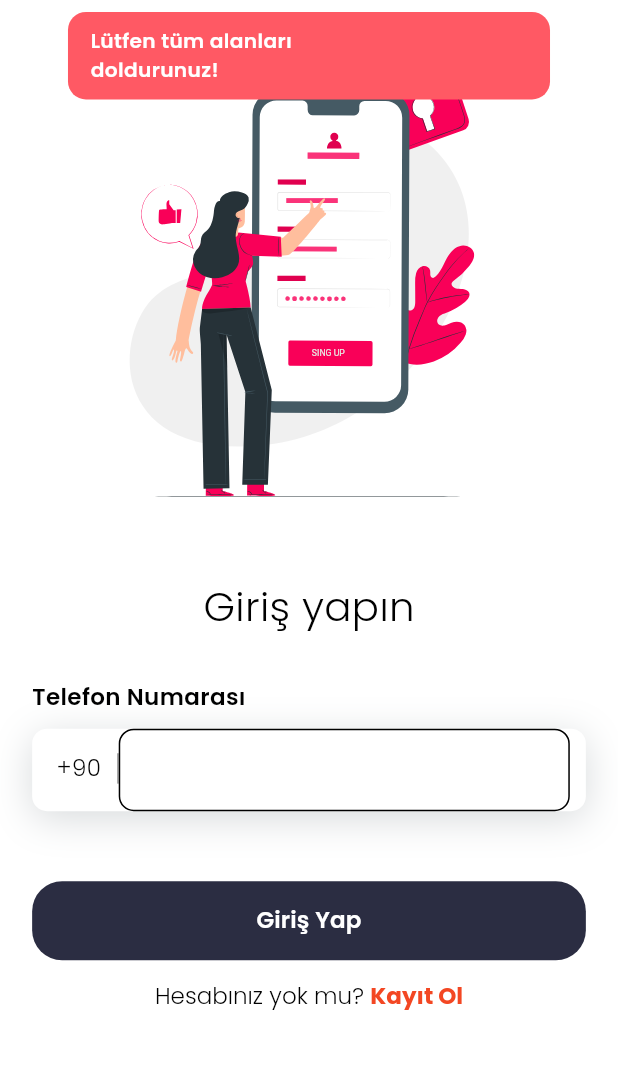
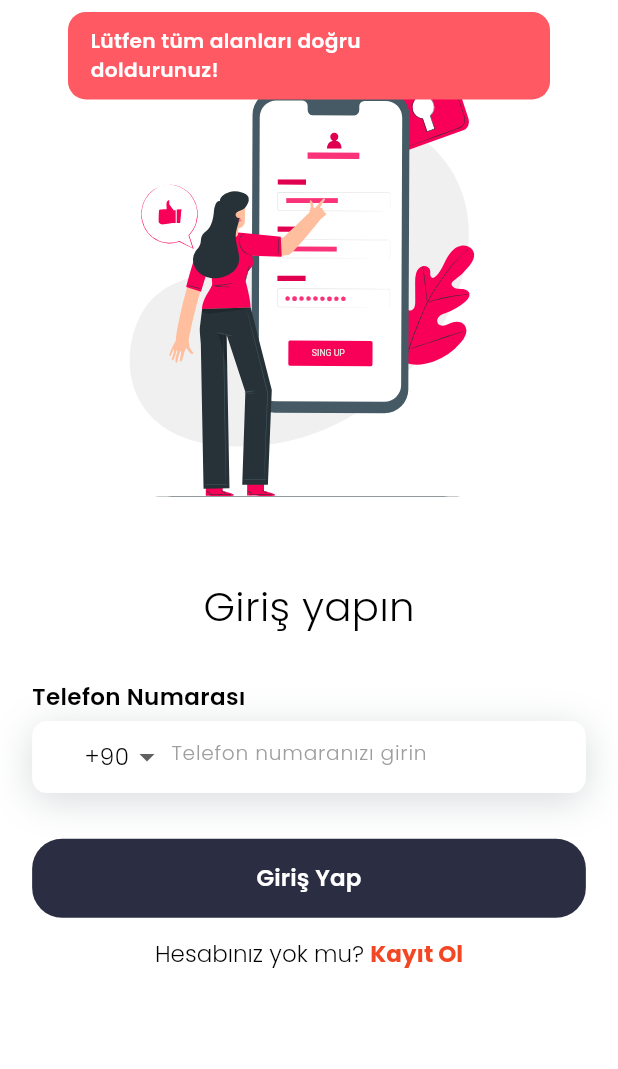
Before and after one commit to hangelapp/Hangel-App, a Flutter app: the screen it shows after launch, after a tap on "Giriş Yap", on a phone screen of 412 x 824 dp, the part 84-1153 px from its top. Run offline on Flutter 3.47's test engine with Material 3 defaults, Android fonts, the light colour scheme and no system bars; drawn by our look-alikes of intl_phone_number_input; our stand-ins replace cached_network_image, cloud_firestore, dio, file_picker, firebase_auth, firebase_core and 12 more; missing offline and left inert: app_tracking_transparency, firebase_pagination, iban, mailer; accounts and stored records are empty.

Commit message:
[FIX] brand statistic fixed and textfield borders fixed and international phone changed

```diff
--- a/hangel/lib/constants/app_theme.dart
+++ b/hangel/lib/constants/app_theme.dart
@@ -78,45 +78,15 @@ class AppTheme {
         hintText: hintText,
         fillColor: lightBlue.withOpacity(0.2),
         filled: true,
-        border: OutlineInputBorder(
-          borderRadius: BorderRadius.circular(10),
-          // borderSide: BorderSide(
-          //   color: darkBlue.withOpacity(0.3),
-          // ),
-        ),
-        focusedBorder: OutlineInputBorder(
-          borderRadius: BorderRadius.circular(10),
-          // borderSide: const BorderSide(
-          //   color: lightBlue,
-          // ),
-        ),
-        enabledBorder: OutlineInputBorder(
-          borderRadius: BorderRadius.circular(10),
-          // borderSide: BorderSide(
-          //   color: darkBlue.withOpacity(0.3),
-          // ),
-        ),
+        border: InputBorder.none,
+        focusedBorder: InputBorder.none,
+        enabledBorder: InputBorder.none
       );
 
   static InputDecoration noneBorderInputDecoration({String? hintText}) => InputDecoration(
         hintText: hintText,
-        border: OutlineInputBorder(
-          borderRadius: BorderRadius.circular(10),
-          // borderSide: const BorderSide(
-          //   color: Colors.transparent,
-          // ),
-        ),
-        focusedBorder: OutlineInputBorder(
-          borderRadius: BorderRadius.circular(10),
-          // borderSide: const BorderSide(
-          //   color: Colors.transparent,
-          // ),
-        ),
-        enabledBorder: OutlineInputBorder(
-          borderRadius: BorderRadius.circular(10),
-          // borderSide: const BorderSide(
-          //   color: Colors.transparent,
-          // ),
-        ),
+        border: InputBorder.none,
+        focusedBorder: InputBorder.none,
+        enabledBorder: InputBorder.none,
       );
 }
--- a/hangel/lib/views/auth/register_page.dart
+++ b/hangel/lib/views/auth/register_page.dart
@@ -3,7 +3,6 @@ import 'dart:async';
 import 'package:flutter/foundation.dart';
 import 'package:flutter/material.dart';
 import 'package:flutter/scheduler.dart';
-import 'package:flutter/services.dart';
 import 'package:flutter_svg/flutter_svg.dart';
 import 'package:hangel/helpers/hive_helpers.dart';
 import 'package:hangel/models/general_response_model.dart';
@@ -12,6 +11,7 @@ import 'package:hangel/views/app_view.dart';
 import 'package:hangel/views/home_page.dart';
 import 'package:hangel/views/select_favorite_stk_page.dart';
 import 'package:hangel/views/vounteer_form.dart';
+import 'package:intl_phone_number_input/intl_phone_number_input.dart';
 import 'package:mask_text_input_formatter/mask_text_input_formatter.dart';
 import 'package:pinput/pinput.dart';
 import 'package:provider/provider.dart';
@@ -35,6 +35,8 @@ class RegisterPage extends StatefulWidget {
 class _RegisterPageState extends State<RegisterPage> {
   final _maskFormatter = MaskTextInputFormatter(
       mask: '(###) ### ## ##', filter: {"#": RegExp(r'[0-9]')}, type: MaskAutoCompletionType.lazy);
+  PhoneNumber _phoneNumber = PhoneNumber(isoCode: 'TR');
+  bool _isValidNumber = false;
 
   final TextEditingController _nameController = TextEditingController();
   final TextEditingController _phoneController = TextEditingController();
@@ -50,6 +52,7 @@ class _RegisterPageState extends State<RegisterPage> {
   @override
   void initState() {
     SchedulerBinding.instance.addPostFrameCallback((timeStamp) {
+      _phoneController.addListener(_formatPhoneNumber);
       _timer = Timer.periodic(const Duration(seconds: 1), (timer) {
         if (resendSecond > 0) {
           setState(() {
@@ -130,54 +133,83 @@ class _RegisterPageState extends State<RegisterPage> {
               title: "Ad Soyad",
               ontap: () {},
             ),
-          FormFieldWidget(
-            context,
-            inputFormatters: <TextInputFormatter>[
-              FilteringTextInputFormatter.digitsOnly,
-              _maskFormatter,
-            ],
-            keyboardType: TextInputType.phone,
-            controller: _phoneController,
-            leading: Row(
+          // Uluslararası telefon numarası girişi
+          Column(
+            crossAxisAlignment: CrossAxisAlignment.start,
             children: [
-                SizedBox(
-                  width: deviceWidthSize(context, 5),
+              Text(
+                "Telefon Numarası",
+                style: AppTheme.semiBoldTextStyle(context, 16),
               ),
-                Text(
-                  "+90",
-                  style: AppTheme.lightTextStyle(context, 16),
+              SizedBox(height: deviceHeightSize(context, 5)),
+              Container(
+                padding: EdgeInsets.symmetric(
+                  horizontal: deviceWidthSize(context, 10),
                 ),
-                SizedBox(
-                  width: deviceWidthSize(context, 10),
-                ),
-                Container(
-                  width: deviceWidthSize(context, 1),
-                  height: deviceHeightSize(context, 20),
-                  color: Colors.grey,
+                decoration: BoxDecoration(
+                  color: AppTheme.white,
+                  borderRadius: BorderRadius.circular(10),
+                  boxShadow: [
+                    BoxShadow(
+                      color: AppTheme.darkBlue.withOpacity(0.2),
+                      blurRadius: 22,
+                      offset: const Offset(0, 5),
                     ),
                   ],
                 ),
-            ontap: () {},
-            title: "Telefon Numarası",
+                child: InternationalPhoneNumberInput(
+                  onInputChanged: (PhoneNumber number) {
+                    _phoneNumber = number;
+                  },
+                  onInputValidated: (bool value) {
+                    _isValidNumber = value;
+                  },
+                  selectorConfig: SelectorConfig(
+                    selectorType: PhoneInputSelectorType.DROPDOWN,
+                    showFlags: false,
+                    trailingSpace: false,
+                    setSelectorButtonAsPrefixIcon: true,
+                    useBottomSheetSafeArea: true,
+                  ),
+                  ignoreBlank: false,
+                  autoValidateMode: AutovalidateMode.disabled,
+                  selectorTextStyle: AppTheme.lightTextStyle(context, 16),
+                  initialValue: _phoneNumber,
+                  spaceBetweenSelectorAndTextField: 12,
+                  textFieldController: _phoneController,
+                  formatInput: false, // Formatlamayı manuel yapıyoruz
+                  inputDecoration: InputDecoration(
+                    border: InputBorder.none,
+                    enabledBorder: InputBorder.none,
+                    disabledBorder: InputBorder.none,
+                    focusedBorder: InputBorder.none,
+                    hintText: 'Telefon numaranızı girin',
+                    hintStyle: AppTheme.lightTextStyle(context, 14, color: Colors.grey),
+                  ),
+                ),
+              ),
+            ],
           ),
           SizedBox(
             height: deviceHeightSize(context, _phoneLoginPageType == PhoneLoginPageType.register ? 20 : 30),
           ),
-
-          //GİRİŞ YAP VEYA KAYDOL BUTONU
+          // GİRİŞ YAP VEYA KAYDOL BUTONU
           GeneralButtonWidget(
             onPressed: () async {
               try {
-// Null check
+                print(_phoneNumber.phoneNumber);
+                // Boşluk kontrolü
                 if ((_nameController.text.isEmpty && _phoneLoginPageType == PhoneLoginPageType.register) ||
-                    _phoneController.text.isEmpty) {
-                  ToastWidgets.errorToast(context, "Lütfen tüm alanları doldurunuz!");
+                    _phoneController.text.isEmpty ||
+                    !_isValidNumber ||
+                    _phoneNumber.phoneNumber == null) {
+                  ToastWidgets.errorToast(context, "Lütfen tüm alanları doğru doldurunuz!");
                   return;
                 }
 
-                //Telefon numarası formatlama
-                context.read<LoginRegisterPageProvider>().phoneNumber =
-                    "+90${_phoneController.text.replaceAll(" ", "").replaceAll("(", "").replaceAll(")", "")}";
+                // Telefon numarası formatlama
+                String formattedPhoneNumber = _phoneNumber.phoneNumber!;
+                context.read<LoginRegisterPageProvider>().phoneNumber = '$formattedPhoneNumber';
 
                 // Login olurken telefon numarası kontrolü
                 if (_phoneLoginPageType == PhoneLoginPageType.login) {
@@ -192,14 +224,6 @@ class _RegisterPageState extends State<RegisterPage> {
                   }
                 }
 
-                // Onbarding'de cevaplanmamış soru varsa tekrar onboarding ekranına at
-                // if (_phoneLoginPageType == PhoneLoginPageType.register &&
-                //     (context.read<LoginRegisterPageProvider>().selectedOptions.any((element) => element == -1) ==
-                //         true)) {
-                //   Navigator.pushReplacementNamed(context, OnboardingPage.routeName);
-                //   return;
-                // }
-
                 // Süreyi ayarla
                 setState(() {
                   resendSecond = 120;
@@ -207,8 +231,6 @@ class _RegisterPageState extends State<RegisterPage> {
 
                 // Provider verilerini güncelle
                 context.read<LoginRegisterPageProvider>().name = _nameController.text;
-                context.read<LoginRegisterPageProvider>().phoneNumber =
-                    "+90${_phoneController.text.replaceAll(" ", "").replaceAll("(", "").replaceAll(")", "")}";
 
                 // KOD GÖNDERME AŞAMASI
                 GeneralResponseModel response;
@@ -220,11 +242,10 @@ class _RegisterPageState extends State<RegisterPage> {
                 }
                 // Gönderilmediyse hata döndür ve kayıt ol sayfasına yönlendir.
                 if (response.success == true) {
-                  print("Sms code sended");
+                  print("Sms kodu gönderildi");
                 } else {
                   ToastWidgets.errorToast(context,
                       "Girilen telefon numarası sistemde zaten kayıtlı ya da girdiğiniz verilerde hata olabilir!");
-                  print("BURAYA GELDİ");
                   context.read<LoginRegisterPageProvider>().setPhoneLoginPageType(PhoneLoginPageType.login);
                   Navigator.pushNamedAndRemoveUntil(context, RegisterPage.routeName, (route) => false);
                 }
@@ -256,10 +277,35 @@ class _RegisterPageState extends State<RegisterPage> {
                     style: AppTheme.boldTextStyle(context, 16, color: AppTheme.primaryColor),
                   ),
                 ],
-            )),
+              ),
+            ),
           ),
         ],
       ),
+    );
+  }
+
+  void _formatPhoneNumber() {
+    String text = _phoneController.text;
+    // Sadece rakamları al
+    text = text.replaceAll(RegExp(r'[^\d]'), '');
+    // Maskeyi uygula
+    if (text.length > 0) {
+      text = '($text';
+    }
+    if (text.length > 4) {
+      text = text.substring(0, 4) + ') ' + text.substring(4);
+    }
+    if (text.length > 9) {
+      text = text.substring(0, 9) + ' ' + text.substring(9);
+    }
+    if (text.length > 12) {
+      text = text.substring(0, 12) + ' ' + text.substring(12);
+    }
+    // Metni güncelle
+    _phoneController.value = TextEditingValue(
+      text: text,
+      selection: TextSelection.collapsed(offset: text.length),
     );
   }
 
@@ -310,7 +356,6 @@ class _RegisterPageState extends State<RegisterPage> {
               errorPinTheme: PinTheme(
                 decoration: BoxDecoration(
                   color: AppTheme.white,
-                  // border: Border.all(color: AppTheme.red),
                   borderRadius: BorderRadius.circular(10),
                 ),
                 width: deviceWidthSize(context, 50),
@@ -366,8 +411,7 @@ class _RegisterPageState extends State<RegisterPage> {
                 if (_verifyController.text.length != 6) {
                   ToastWidgets.errorToast(context, "Lütfen kodu doğru giriniz!");
                 } else {
-                  String phoneNum =
-                      "+90${_phoneController.text.replaceAll(" ", "").replaceAll("(", "").replaceAll(")", "")}";
+                  String phoneNum = _phoneNumber.phoneNumber!;
                   context.read<LoginRegisterPageProvider>().phoneNumber = phoneNum;
                   if (kIsWeb) {
                     await context
--- a/hangel/pubspec.yaml
+++ b/hangel/pubspec.yaml
@@ -67,6 +67,7 @@ dependencies:
   iban: ^1.0.1
   crypto: ^3.0.5
   app_tracking_transparency: ^2.0.6
+  intl_phone_number_input: ^0.7.4
 
 dev_dependencies:
   flutter_test:
```
Also changed, not shown: hangel/lib/models/brand_info_model.dart (added, +46 -0 lines), hangel/lib/providers/brand_provider.dart (+53 -0 lines), hangel/lib/views/brand_detail_page.dart (+35 -10 lines), 1 other file. Lines whose indentation alone changed are shown as unchanged.
